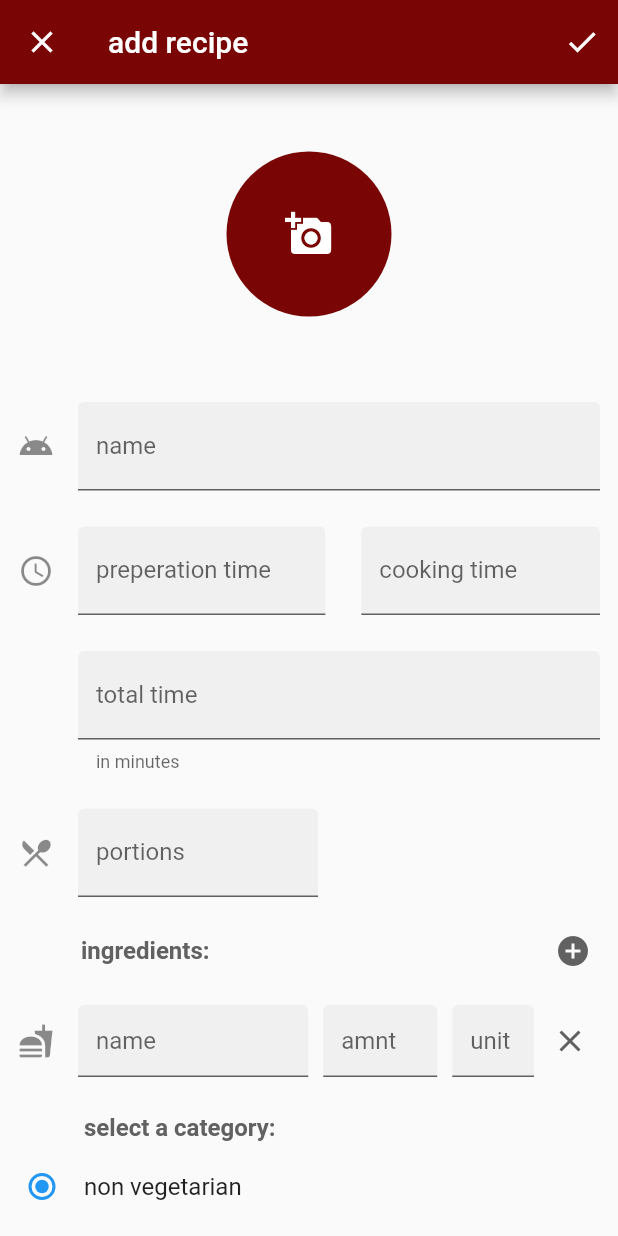
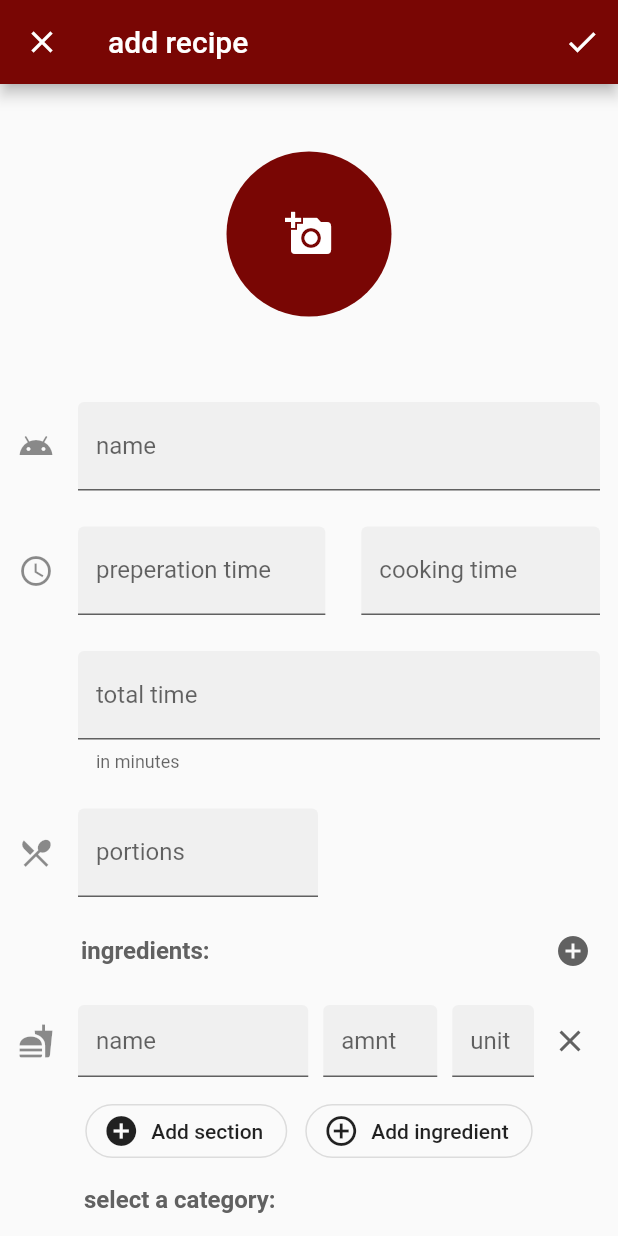
Before and after one commit to DanXCVII/my_recipe_book, a Flutter app: the AddRecipe screen opened by its route, on a phone screen of 412 x 824 dp. Run offline on Flutter 3.47's test engine with Material 2 defaults, Android fonts, the phone set to English and light mode, and no system bars; our stand-ins replace image_picker.

Commit message:
add section button added

```diff
--- a/lib/recipe_overview/add_recipe.dart
+++ b/lib/recipe_overview/add_recipe.dart
@@ -298,6 +298,28 @@ class _IngredientSectionState extends State<IngredientSection> {
         ),
       ));
     }
+    output.add(Row(
+      mainAxisAlignment: MainAxisAlignment.center,
+      children: <Widget>[
+        OutlineButton.icon(
+            icon: Icon(Icons.add_circle),
+            label: Text("Add section"),
+            onPressed: () {
+              // TODO: Add a new section with one ingredient
+            },
+            shape: RoundedRectangleBorder(
+                borderRadius: new BorderRadius.circular(30.0))),
+        SizedBox(width: 12),
+        OutlineButton.icon(
+            icon: Icon(Icons.add_circle_outline),
+            label: Text('Add ingredient'),
+            onPressed: () {
+              // TODO: Add new ingredient to the section
+            },
+            shape: RoundedRectangleBorder(
+                borderRadius: new BorderRadius.circular(30.0))),
+      ],
+    ));
     return output;
   }
 
@@ -401,6 +423,7 @@ class StepsSectionState extends State<StepsSection> {
         ],
       ));
     }
+
     return output;
   }
 
```
